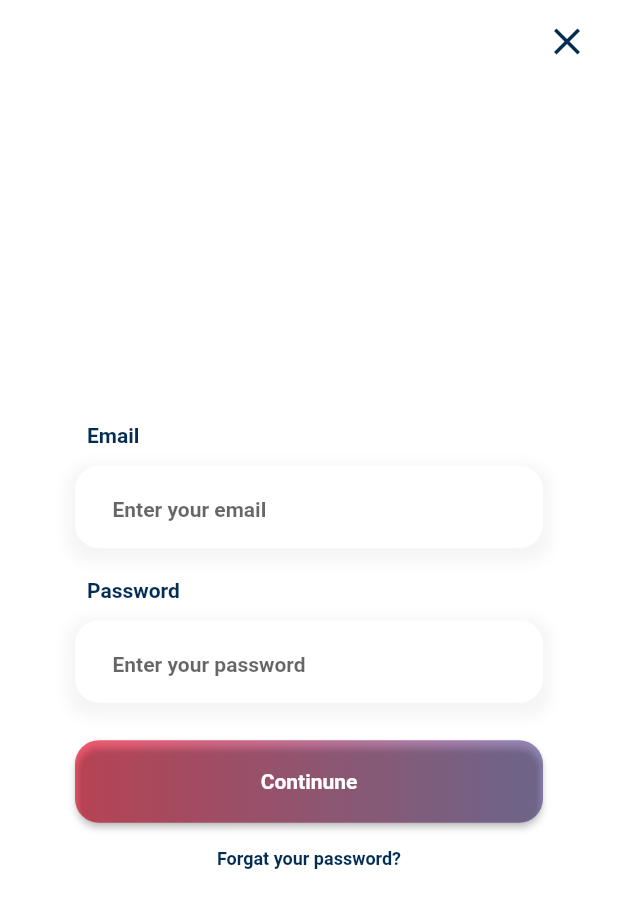
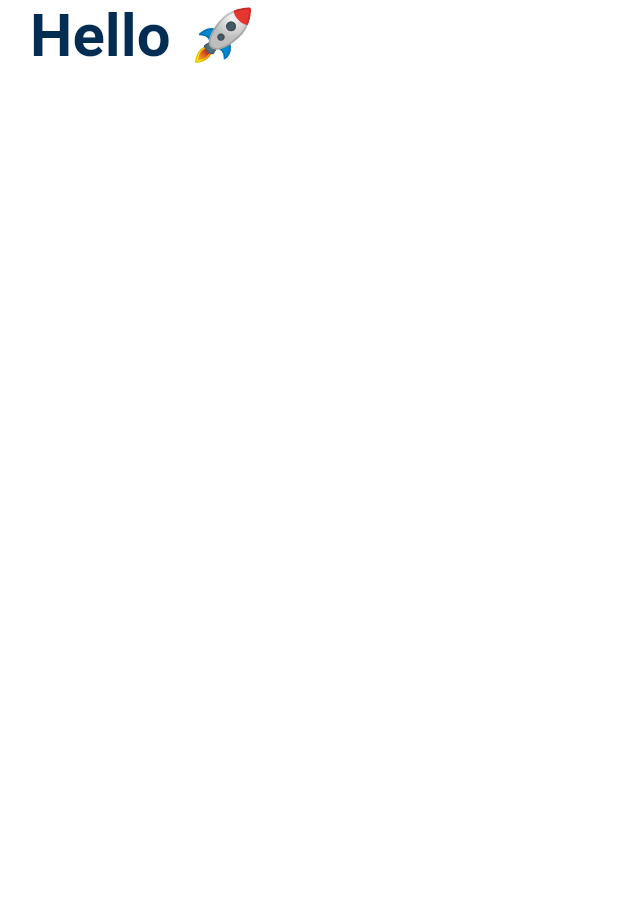
Before and after one commit to hamdiituu/flutter-my-tasks-app-template, a Flutter app: the LoginPage screen opened by its route, after a tap on "Continune", on a phone screen of 412 x 824 dp. Shown: the top 908 px of the screen. Run offline on Flutter 3.47's test engine with Material 2 defaults, Android fonts, the light colour scheme and no system bars.

Commit message:
home page add

```diff
--- a/lib/main.dart
+++ b/lib/main.dart
@@ -1,6 +1,7 @@
 import 'package:flutter/material.dart';
 import 'package:flutter/services.dart';
 import 'package:my_tasks_template/pages/forgat_password_page.dart';
+import 'package:my_tasks_template/pages/home_page.dart';
 import 'package:my_tasks_template/pages/landing_page.dart';
 import 'package:my_tasks_template/pages/login_page.dart';
 import 'package:my_tasks_template/pages/sign_up_page.dart';
@@ -27,7 +28,8 @@ class Application extends StatelessWidget {
         '/landing': (context) => const LandingPage(),
         '/login': (context) => const LoginPage(),
         '/sign_up': (context) => const SignUpPage(),
-        '/forgat_password': (context) => const ForgatPasswordPage()
+        '/forgat_password': (context) => const ForgatPasswordPage(),
+        '/home': (context) => const HomePage()
       },
     );
   }
--- a/lib/pages/home_page.dart
+++ b/lib/pages/home_page.dart
@@ -0,0 +1,28 @@
+import 'package:flutter/material.dart';
+import 'package:my_tasks_template/utils/custom_colors.dart';
+
+class HomePage extends StatelessWidget {
+  const HomePage({Key? key}) : super(key: key);
+
+  @override
+  Widget build(BuildContext context) {
+    return Scaffold(
+      body: SafeArea(
+        child: Padding(
+          padding: const EdgeInsets.symmetric(horizontal: 20),
+          child: Column(
+            children: [
+              Text(
+                'Hello 🚀',
+                style: TextStyle(
+                    fontSize: 40,
+                    fontWeight: FontWeight.w700,
+                    color: CustomColors.darkBlue),
+              )
+            ],
+          ),
+        ),
+      ),
+    );
+  }
+}
--- a/lib/pages/login_page.dart
+++ b/lib/pages/login_page.dart
@@ -18,7 +18,7 @@ class LoginPage extends StatelessWidget {
         child: AuthAppBar(),
       ),
       body: Padding(
-        padding: const EdgeInsets.symmetric(horizontal: 50),
+        padding: const EdgeInsets.symmetric(horizontal: 20),
         child: Column(
           mainAxisAlignment: MainAxisAlignment.center,
           children: [
@@ -40,7 +40,9 @@ class LoginPage extends StatelessWidget {
                 child: IconNonButton(
               labelColor: Colors.white,
               bgColor: Colors.transparent,
-              onPressed: () {},
+              onPressed: () {
+                Navigator.pushNamed(context, '/home');
+              },
               labelText: 'Continune',
             )),
             TextButton(
--- a/lib/pages/sign_up_page.dart
+++ b/lib/pages/sign_up_page.dart
@@ -17,7 +17,7 @@ class SignUpPage extends StatelessWidget {
         child: AuthAppBar(),
       ),
       body: Padding(
-        padding: const EdgeInsets.symmetric(horizontal: 50),
+        padding: const EdgeInsets.symmetric(horizontal: 20),
         child: Column(
           mainAxisAlignment: MainAxisAlignment.center,
           children: [
```
Also changed, not shown: lib/pages/landing_page.dart (+10 -13 lines).
